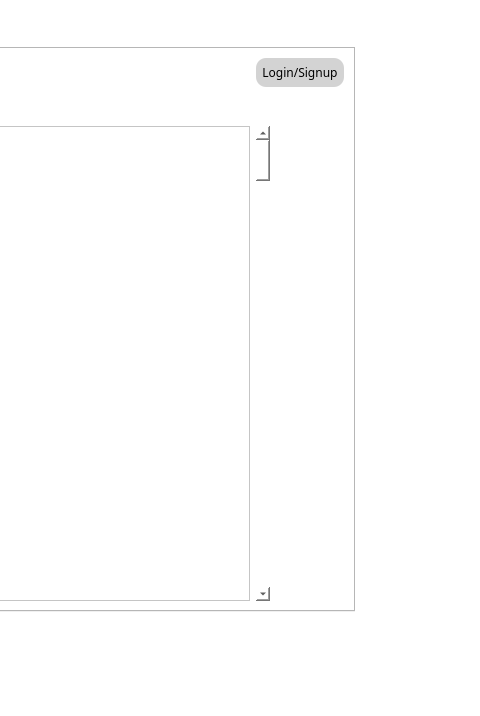
Above: NewWindowChur/mainwindow.ui from jandrealyn/LibraryQtSystem before the change; both pictures show x 769 to 1249 and y 0 to 716 of the 1249 by 716 pixel window. Below: the same form after it.
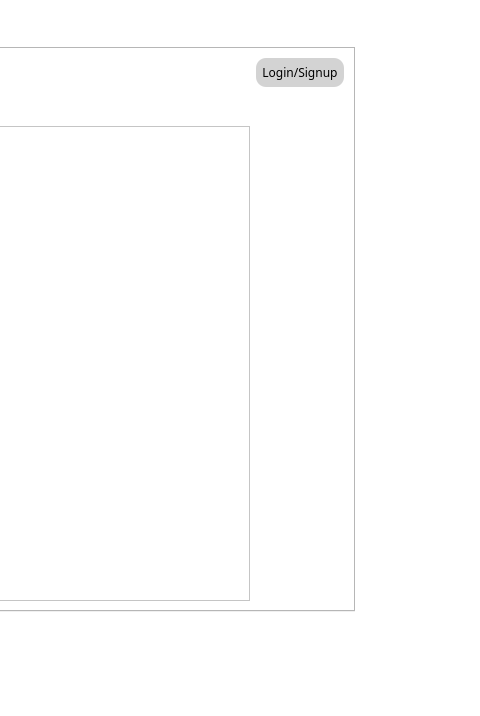
That is the form after the change. Icons and pictures are not drawn.

Patch:
```diff
--- a/NewWindowChur/mainwindow.ui
+++ b/NewWindowChur/mainwindow.ui
@@ -71,13 +71,6 @@
         </property>
        </widget>
       </item>
-      <item row="2" column="1">
-       <widget class="QScrollBar" name="verticalScrollBar">
-        <property name="orientation">
-         <enum>Qt::Vertical</enum>
-        </property>
-       </widget>
-      </item>
       <item row="2" column="0">
        <widget class="QTextBrowser" name="textBrowser">
         <property name="html">
```
Left out of the diff: 6 changed lines with no effect on the pictures.
